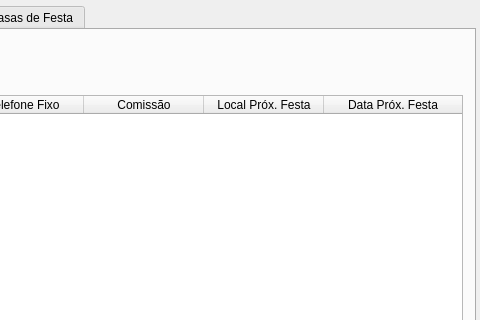
Qt form GUI/mainwindow.ui (fvendrameto/Databases-Final-Project) before a commit; both pictures show x 414 to 894 and y 0 to 320 of the 894 by 480 pixel window.
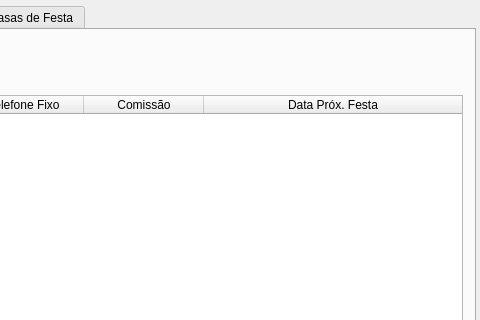
The same form after that commit. The open tabs and pages were chosen to show the change.

Commit message: Fix funcionarios table

Diff of the .ui file:
```diff
--- a/GUI/mainwindow.ui
+++ b/GUI/mainwindow.ui
@@ -382,11 +382,6 @@
             <string>Comissão</string>
            </property>
           </column>
-          <column>
-           <property name="text">
-            <string>Local Próx. Festa</string>
-           </property>
-          </column>
           <column>
            <property name="text">
             <string>Data Próx. Festa</string>
```
The commit also changes 1 other file.
